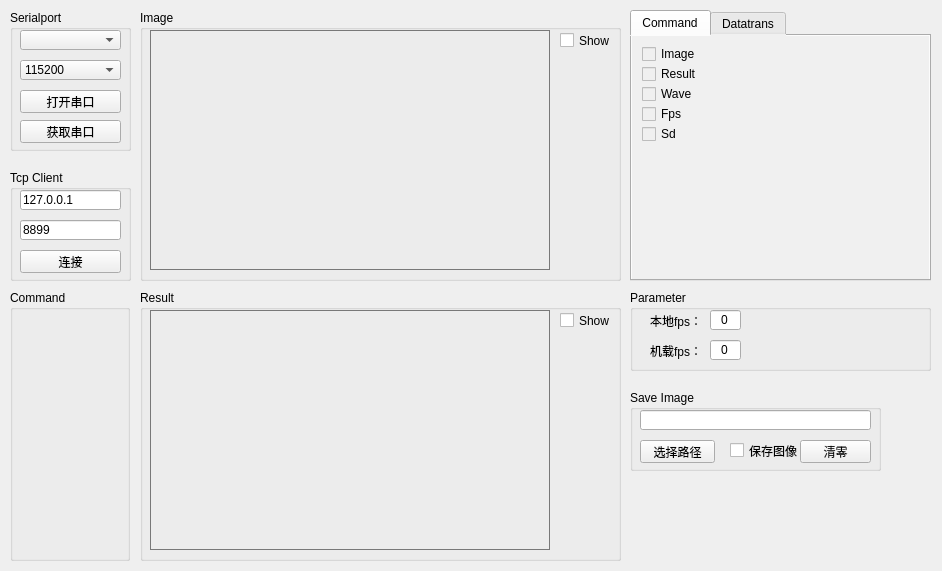
Before: the Qt Designer form GroundStation/mainwindow.ui in CopterWithCamera/GroundStation, drawn with Qt 5.
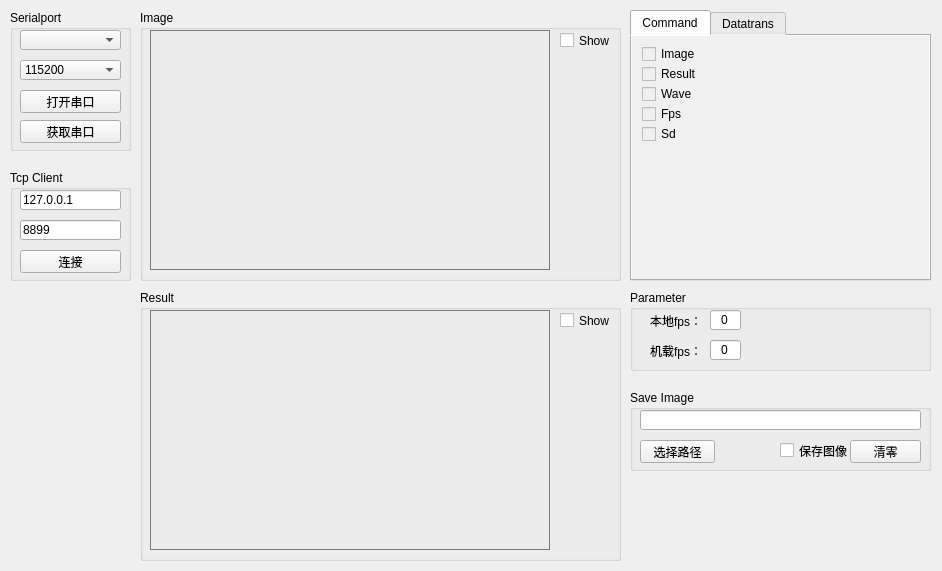
After: the same form once the commit is applied.

```diff
--- a/GroundStation/mainwindow.ui
+++ b/GroundStation/mainwindow.ui
@@ -106,7 +106,7 @@
      <rect>
       <x>630</x>
       <y>390</y>
-      <width>251</width>
+      <width>301</width>
       <height>81</height>
      </rect>
     </property>
@@ -116,7 +116,7 @@
     <widget class="QCheckBox" name="checkBox_imagesave">
      <property name="geometry">
       <rect>
-       <x>100</x>
+       <x>150</x>
        <y>50</y>
        <width>71</width>
        <height>21</height>
@@ -129,7 +129,7 @@
     <widget class="QPushButton" name="Button_numberclear">
      <property name="geometry">
       <rect>
-       <x>170</x>
+       <x>220</x>
        <y>50</y>
        <width>71</width>
        <height>23</height>
@@ -144,7 +144,7 @@
       <rect>
        <x>10</x>
        <y>20</y>
-       <width>231</width>
+       <width>281</width>
        <height>20</height>
       </rect>
      </property>
@@ -405,19 +405,6 @@
      </property>
     </widget>
    </widget>
-   <widget class="QGroupBox" name="group_Command">
-    <property name="geometry">
-     <rect>
-      <x>10</x>
-      <y>290</y>
-      <width>120</width>
-      <height>271</height>
-     </rect>
-    </property>
-    <property name="title">
-     <string>Command</string>
-    </property>
-   </widget>
    <widget class="QTabWidget" name="tabWidget">
     <property name="geometry">
      <rect>
```
Left out of the diff: 3 changed lines with no effect on the pictures.
